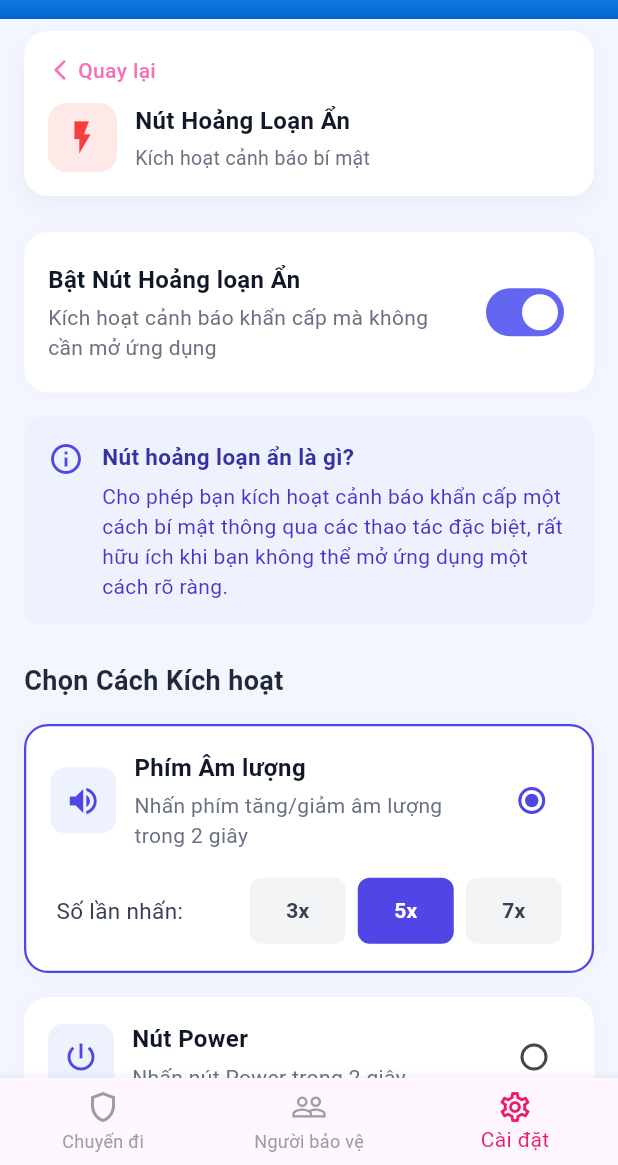
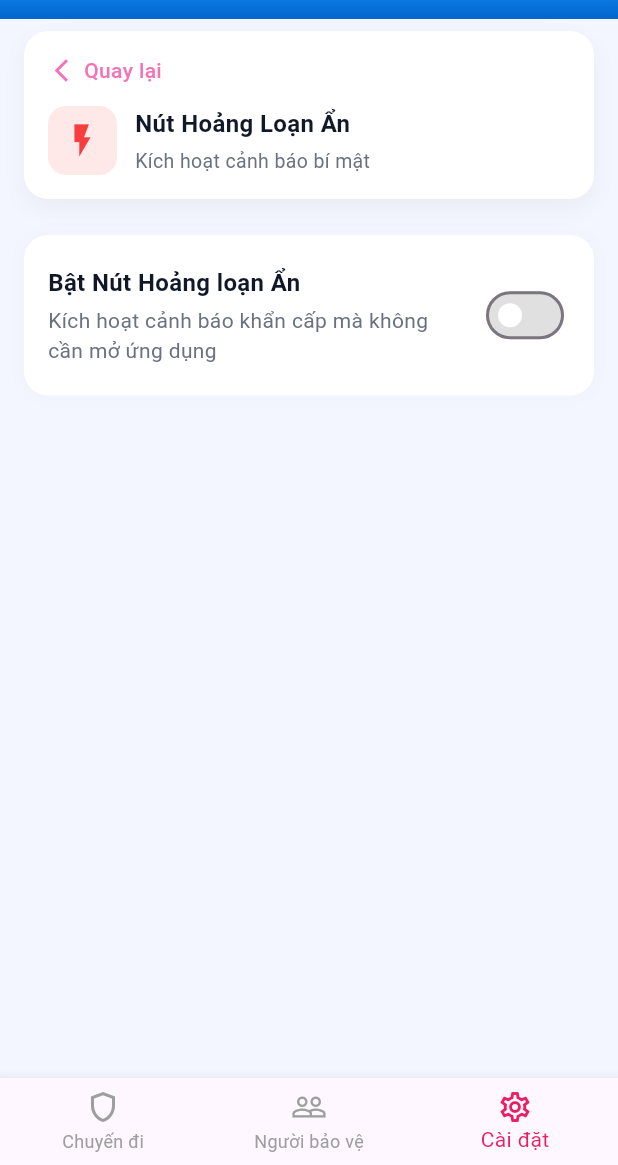
Before and after one commit to NguyenDucAnhhh/SafeTrek, a Flutter app: the SettingHiddenPanic screen opened directly, on a phone screen of 412 x 824 dp, the part 71-1236 px from its top. Run offline on Flutter 3.47's test engine with Material 3 defaults, Android fonts, the phone set to English and light mode, and no system bars; Roboto replaces fonts that are missing (Arimo).

Commit message:
fix back row

```diff
--- a/lib/screens/setting/setting_hidden_panic.dart
+++ b/lib/screens/setting/setting_hidden_panic.dart
@@ -20,7 +20,7 @@ class _SettingHiddenPanicState extends State<SettingHiddenPanic> {
   }
 
   // --- STATE ---
-  bool _isEnabled = true;
+  bool _isEnabled = false;
   ActivationMethod _selectedMethod = ActivationMethod.volume;
   int _selectedCount = 5;
 
@@ -97,33 +97,25 @@ class _SettingHiddenPanicState extends State<SettingHiddenPanic> {
       child: Column(
         crossAxisAlignment: CrossAxisAlignment.start,
         children: [
-          // --- Back button ---
           GestureDetector(
-            onTap: () => Navigator.pop(context),
+            onTap: () => Navigator.maybePop(context),
             child: Row(
-              mainAxisSize: MainAxisSize.min,
               children: const [
-                Icon(
-                  Icons.arrow_back_ios_new,
-                  size: 16,
-                  color: Color(0xFFF472B6),
-                ),
-                SizedBox(width: 4),
+                Icon(Icons.arrow_back_ios_new,
+                    size: 18, color: Color(0xFFF472B6)),
+                SizedBox(width: 6),
                 Text(
-                  'Quay lại',
+                  "Quay lại",
                   style: TextStyle(
                     color: Color(0xFFF472B6),
-                    fontSize: 14,
                     fontWeight: FontWeight.w500,
                   ),
-                ),
+                )
               ],
             ),
           ),
+          const SizedBox(height: 14),
 
-          const SizedBox(height: 12),
-
-          // --- Main header content ---
           Row(
             children: [
               Container(
```
Also changed, not shown: lib/screens/setting/setting_duressPIN.dart (+19 -21 lines), lib/screens/setting/setting_profile.dart (+20 -22 lines), lib/screens/setting/setting_safePIN.dart (+19 -21 lines).
